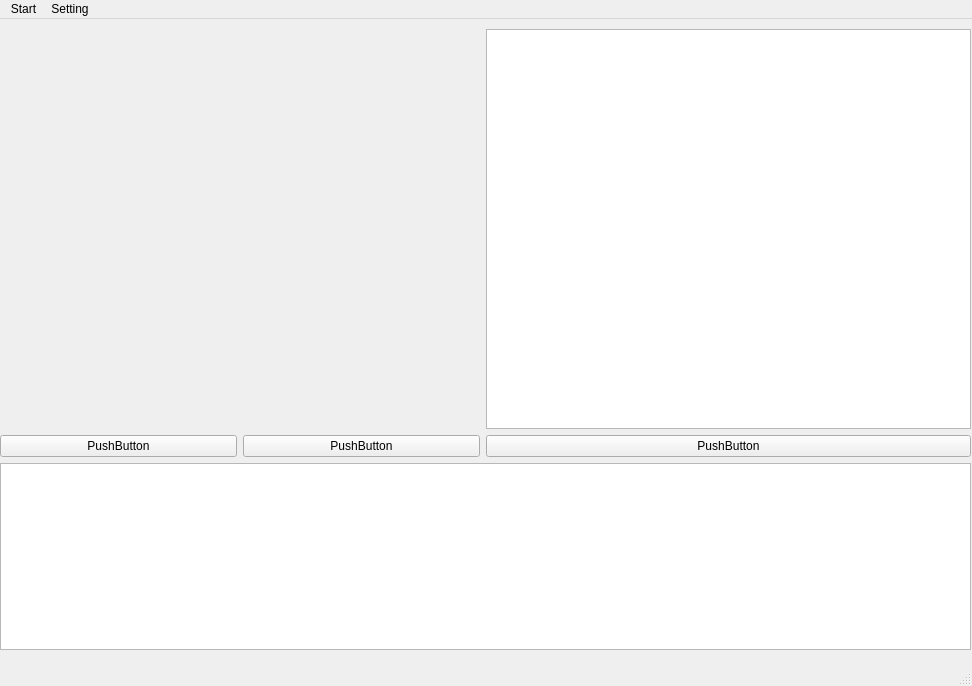
Old version of the form mainwindow.ui in the repository Robinsssson/ShowWindows.
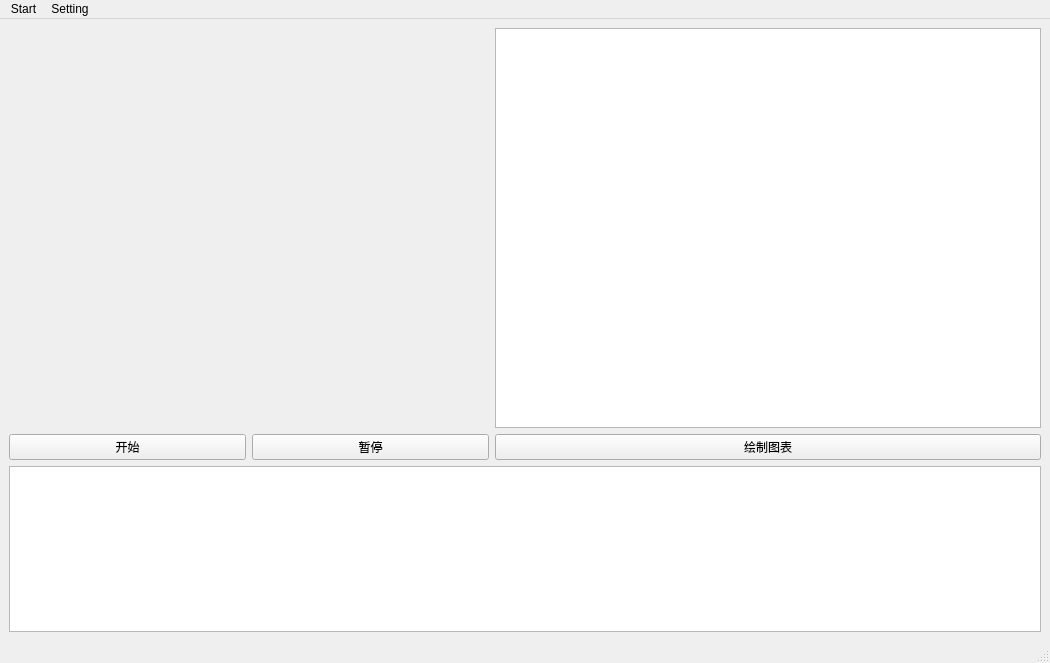
New version of the form.

```diff
--- a/mainwindow.ui
+++ b/mainwindow.ui
@@ -6,23 +6,16 @@
    <rect>
     <x>0</x>
     <y>0</y>
-    <width>972</width>
-    <height>686</height>
+    <width>1050</width>
+    <height>663</height>
    </rect>
   </property>
   <property name="windowTitle">
    <string>MainWindow</string>
   </property>
   <widget class="QWidget" name="centralwidget">
-   <widget class="QWidget" name="">
-    <property name="geometry">
-     <rect>
-      <x>0</x>
-      <y>10</y>
-      <width>971</width>
-      <height>621</height>
-     </rect>
-    </property>
+   <layout class="QHBoxLayout" name="horizontalLayout_3">
+    <item>
     <layout class="QVBoxLayout" name="verticalLayout_3">
      <item>
       <layout class="QHBoxLayout" name="horizontalLayout_2">
@@ -46,14 +39,14 @@
            <item>
             <widget class="QPushButton" name="pushButtonOpen">
              <property name="text">
-              <string>PushButton</string>
+               <string>开始</string>
              </property>
             </widget>
            </item>
            <item>
             <widget class="QPushButton" name="pushButtonClose">
              <property name="text">
-              <string>PushButton</string>
+               <string>暂停</string>
              </property>
             </widget>
            </item>
@@ -69,7 +62,7 @@
          <item>
           <widget class="QPushButton" name="pushButtonCreateChart">
            <property name="text">
-            <string>PushButton</string>
+             <string>绘制图表</string>
            </property>
           </widget>
          </item>
@@ -81,14 +74,15 @@
       <widget class="QTextBrowser" name="textBrowser"/>
      </item>
     </layout>
-   </widget>
+    </item>
+   </layout>
   </widget>
   <widget class="QMenuBar" name="menubar">
    <property name="geometry">
     <rect>
      <x>0</x>
      <y>0</y>
-     <width>972</width>
+     <width>1050</width>
      <height>21</height>
     </rect>
    </property>
```
Lines whose indentation alone changed are shown as unchanged.
